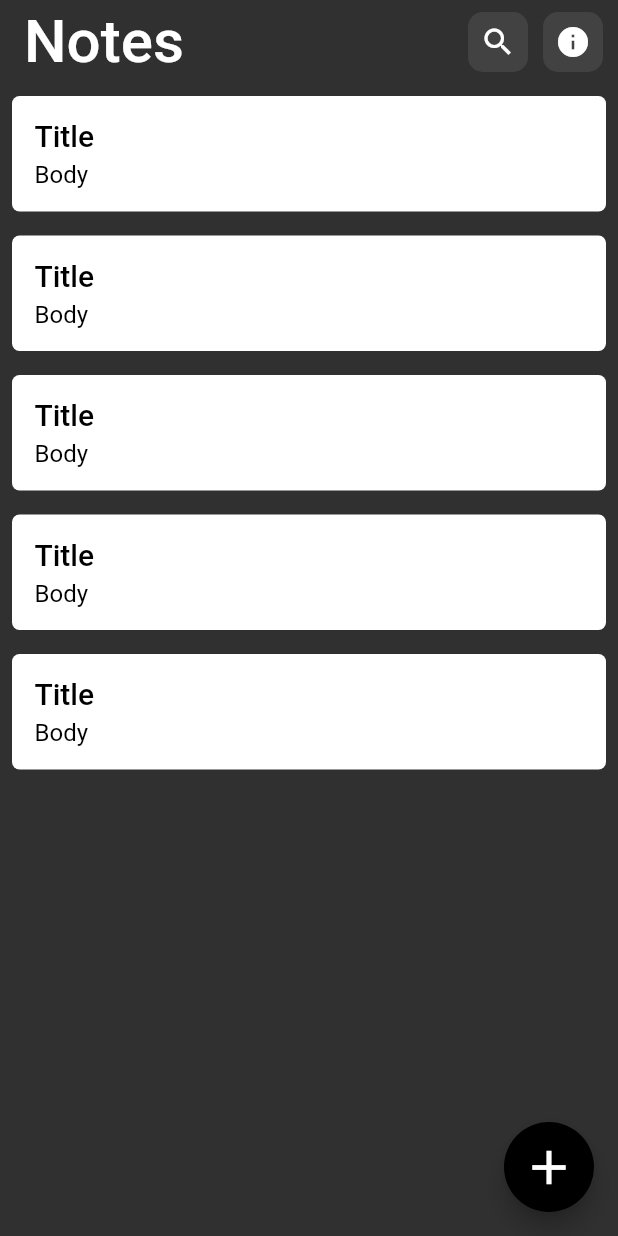
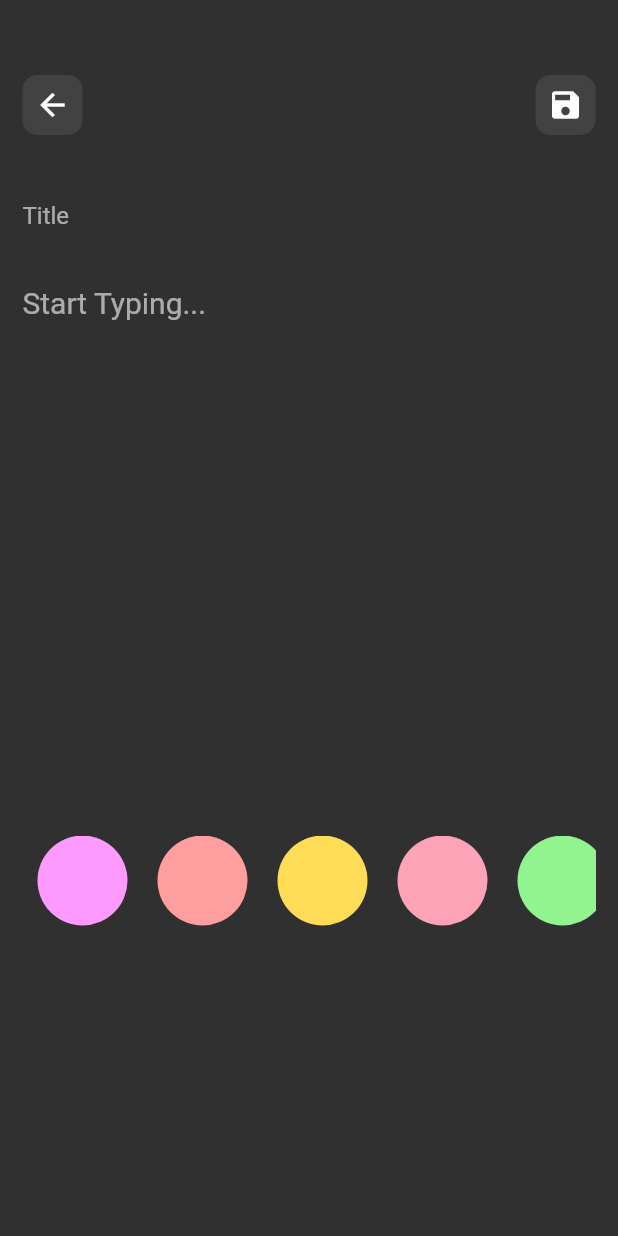
Before and after one commit to Aamirkhan55/colorful_notes_app, a Flutter app: the screen it shows after launch, after a tap on "Title", on a phone screen of 412 x 824 dp. Run offline on Flutter 3.47's test engine with Material 2 defaults, Android fonts, the phone set to English and light mode, and no system bars.

Commit message:
EditScreen

```diff
--- /dev/null
+++ b/lib/screens/edit_note_screen.dart
@@ -0,0 +1,96 @@
+import 'package:colorful_notes_app/utils/utility.dart';
+import 'package:colorful_notes_app/widgets/button_widget.dart';
+import 'package:colorful_notes_app/widgets/textform_widget.dart';
+import 'package:flutter/material.dart';
+
+class EditNoteScreen extends StatefulWidget {
+  const EditNoteScreen({super.key});
+
+  @override
+  State<EditNoteScreen> createState() => _EditNoteScreenState();
+}
+
+class _EditNoteScreenState extends State<EditNoteScreen> {
+  final TextEditingController _titleController = TextEditingController();
+  final TextEditingController _bodyController = TextEditingController();
+
+  int selectedColor = 4294967295;
+  @override
+  void dispose() {
+    _titleController.dispose();
+    _bodyController.dispose();
+    super.dispose();
+  }
+
+  @override
+  Widget build(BuildContext context) {
+    return Scaffold(
+      body: Padding(
+        padding: const EdgeInsets.symmetric(horizontal: 15.0, vertical: 50),
+        child: SingleChildScrollView(
+          child: Column(
+            children: [
+              Row(
+                mainAxisAlignment: MainAxisAlignment.spaceBetween,
+                children: [
+                  ButtonWidget(
+                    icon: Icons.arrow_back,
+                    onTap: () => Navigator.pop(context),
+                  ),
+                  ButtonWidget(
+                    icon: Icons.save,
+                    onTap: () {},
+                  )
+                ],
+              ),
+              const SizedBox(height: 30),
+              TextForm(
+                hintText: 'Title',
+                controller: _titleController,
+              ),
+              const SizedBox(height: 10),
+              TextForm(
+                maxLines: 15,
+                fontSize: 20,
+                hintText: 'Start Typing...',
+                controller: _bodyController,
+              ),
+              const SizedBox(height: 10),
+              SizedBox(
+                height: 60,
+                child: ListView.builder(
+                    itemCount: predefinedColors.length,
+                    scrollDirection: Axis.horizontal,
+                    itemBuilder: (context, index) {
+                      final singleColor = predefinedColors[index];
+                      return GestureDetector(
+                        onTap: () {
+                          setState(() {
+                            selectedColor = singleColor.value;
+                          });
+                        },
+                        child: Container(
+                          width: 60,
+                          height: 60,
+                          margin: const EdgeInsets.symmetric(horizontal: 10),
+                          decoration: BoxDecoration(
+                            color: singleColor,
+                            border: Border.all(
+                                width: 3,
+                                color: selectedColor == singleColor.value
+                                    ? Colors.white
+                                    : Colors.transparent,
+                                    ),
+                            shape: BoxShape.circle,
+                          ),
+                        ),
+                      );
+                    }),
+              ),
+            ],
+          ),
+        ),
+      ),
+    );
+  }
+}
--- a/lib/screens/home_screen.dart
+++ b/lib/screens/home_screen.dart
@@ -1,4 +1,5 @@
 import 'package:colorful_notes_app/screens/create_note_screen.dart';
+import 'package:colorful_notes_app/screens/edit_note_screen.dart';
 import 'package:colorful_notes_app/theme/colors.dart';
 import 'package:colorful_notes_app/widgets/button_widget.dart';
 import 'package:colorful_notes_app/widgets/single_note_widget.dart';
@@ -39,7 +40,9 @@ class HomeScreen extends StatelessWidget {
               title: 'Title',
               body: 'Body',
               color: 4294967295,
-              onTap: () {},
+              onTap: () {
+                Navigator.push(context, MaterialPageRoute(builder: (context) => const EditNoteScreen()));
+              },
               onLongPress: () {},
             );
           }),
```
